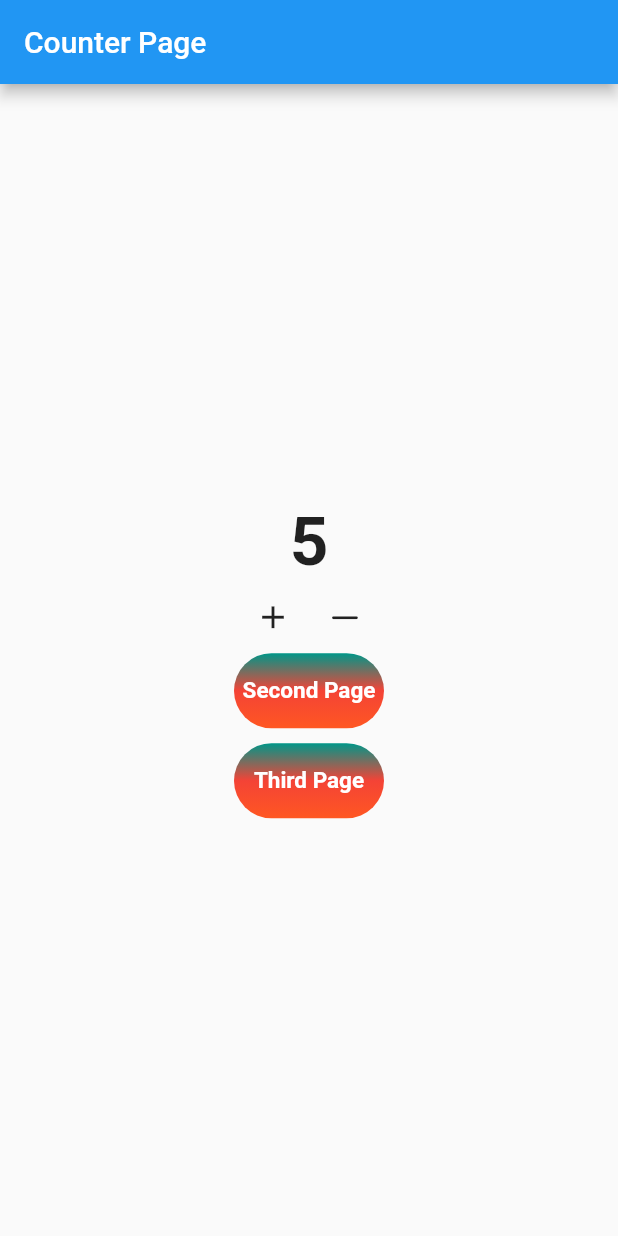
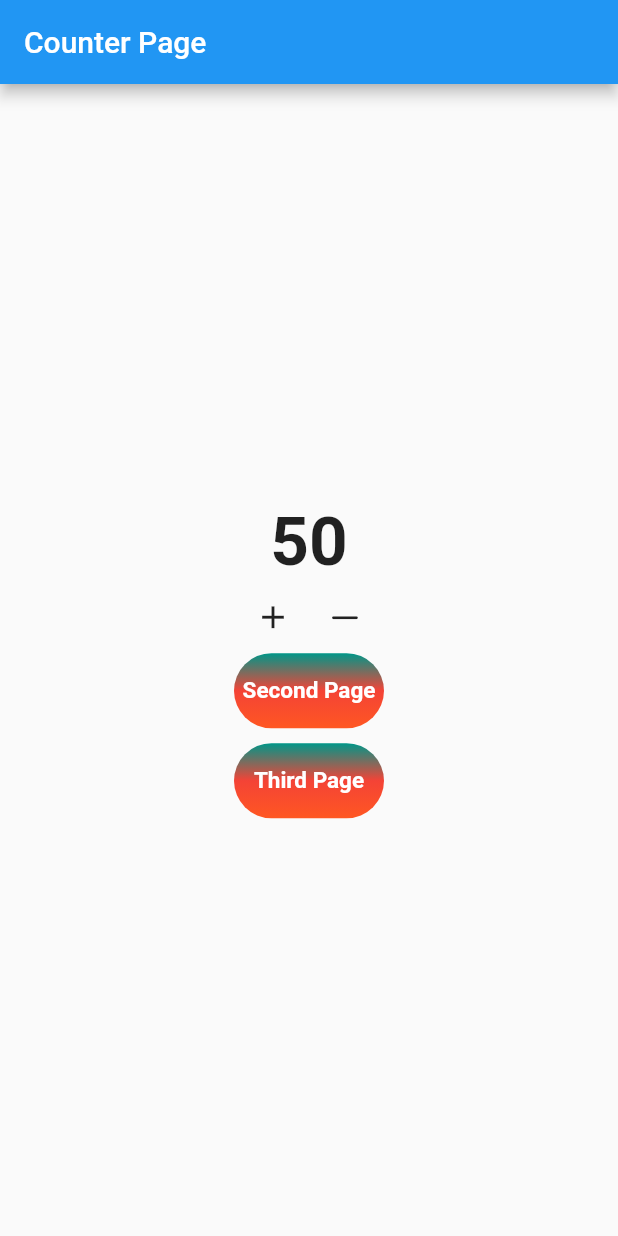
Before and after one commit to PrabeshPP/flutter_bloc, a Flutter app: the screen it shows after launch, after a tap on the "add" icon, on a phone screen of 412 x 824 dp. Run offline on Flutter 3.47's test engine with Material 2 defaults, Android fonts, the phone set to English and light mode, and no system bars; our stand-ins replace flutter_bloc.

Commit message:
worked on global access

```diff
--- a/lib/logic/cubit/countercubit.dart
+++ b/lib/logic/cubit/countercubit.dart
@@ -2,7 +2,7 @@ import 'package:flutter_bloc/flutter_bloc.dart';
 
 class Countercubit extends Cubit<int> {
   Countercubit() : super(0);
-  void increment() => emit(state + 5);
-  void decrement() => emit(state - 5);
+  void increment() => emit(state + 50);
+  void decrement() => emit(state - 50);
 
 }
--- a/lib/main.dart
+++ b/lib/main.dart
@@ -12,18 +12,15 @@ void main() {
   runApp(MyApp());
 }
 
-class MyApp extends StatefulWidget {
+class MyApp extends StatelessWidget {
   const MyApp({Key? key}) : super(key: key);
 
   @override
-  _MyAppState createState() => _MyAppState();
-}
-
-class _MyAppState extends State<MyApp> {
-  final AppRouter _approuter = AppRouter();
-  @override
   Widget build(BuildContext context) {
-    return MaterialApp(
+   final AppRouter _approuter=AppRouter();
+    return BlocProvider(
+      create: (context)=>Countercubit(),
+      child: MaterialApp(
         onGenerateRoute: _approuter.onGenerateRoute,
         // initialRoute: "/",
         // routes: {
@@ -37,8 +34,7 @@ class _MyAppState extends State<MyApp> {
         //     value:_countercubit,
         //   child: ThirdPage())
         // }
+      ),
     );
   }
-
-
 }
--- a/lib/presentation/homepage.dart
+++ b/lib/presentation/homepage.dart
@@ -4,10 +4,10 @@ import 'package:flutter_bloc1/logic/cubit/countercubit.dart';
 import 'package:flutter_bloc1/presentation/screens/counterpage.dart';
 
 class Homepage extends StatelessWidget {
-  const Homepage({Key? key}) : super(key: key);
+  const Homepage({ Key? key }) : super(key: key);
 
   @override
   Widget build(BuildContext context) {
-    return CounterPage();
+    return  CounterPage();
   }
 }
--- a/lib/presentation/router/app_router.dart
+++ b/lib/presentation/router/app_router.dart
@@ -7,23 +7,17 @@ import 'package:flutter_bloc1/presentation/screens/second_screen.dart';
 import 'package:flutter_bloc1/presentation/screens/thirdscreen.dart';
 
 class AppRouter {
-  final Countercubit _counterCubit = Countercubit();
+
   Route? onGenerateRoute(RouteSettings routeSettings) {
     switch (routeSettings.name) {
       case "/":
-        return MaterialPageRoute(builder: (_) => BlocProvider.value(
-          value:_counterCubit
-        ,child: Homepage()));
+        return MaterialPageRoute(builder: (_) => Homepage());
 
       case "/second":
-        return MaterialPageRoute(builder: (_) => BlocProvider.value(
-          value: _counterCubit
-        ,child: SecondPage()));
+        return MaterialPageRoute(builder: (_) => SecondPage());
 
       case "/third":
-        return MaterialPageRoute(builder: (_) => BlocProvider.value(
-          value:_counterCubit,
-          child: ThirdPage()));
+        return MaterialPageRoute(builder: (_) => ThirdPage());
 
       default:
         return null;
@@ -31,4 +25,5 @@ class AppRouter {
 
   }
 
+
 }
```
Lines whose indentation alone changed are shown as unchanged.
